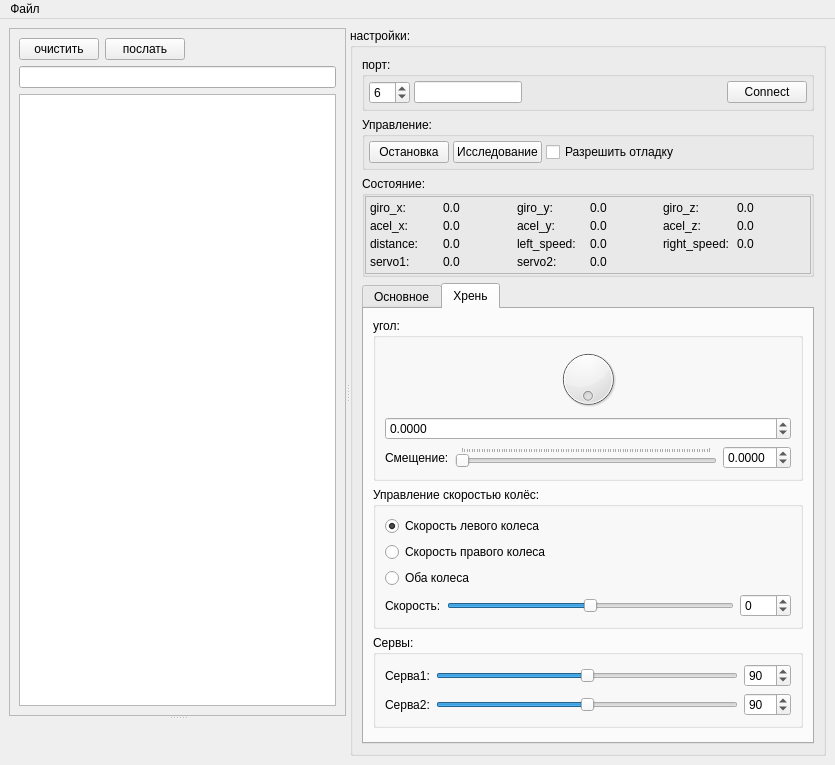
Old version of the form python_test/interface/main_window.ui in the repository AlexLexx706/robocar.
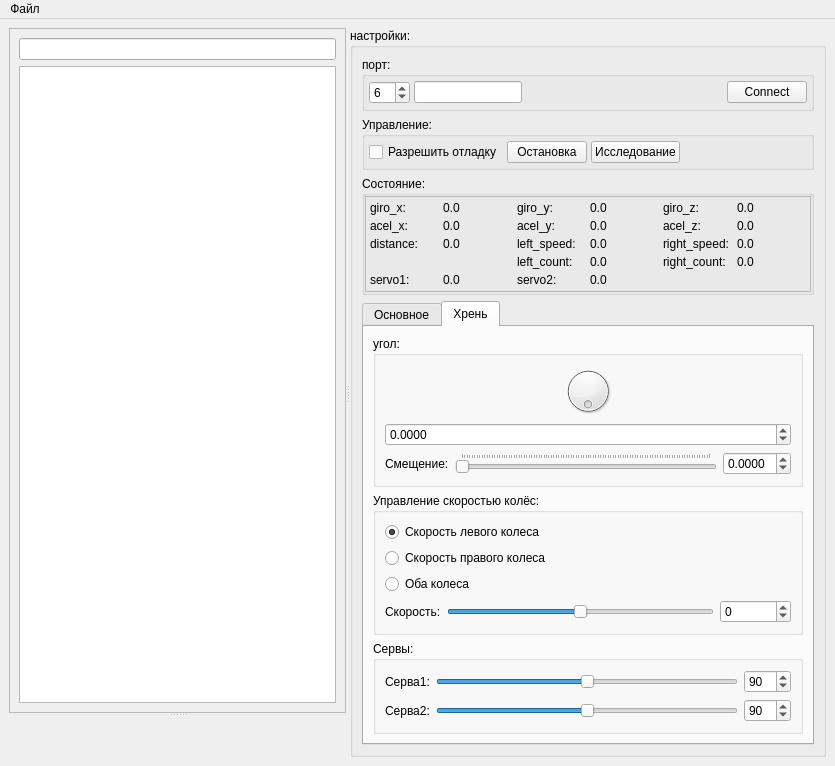
New version of the form. The open tabs and pages were chosen to show the change. Icons and pictures are not drawn. Custom widgets are drawn as their Qt base class.

The edit to the form file:
```diff
--- a/python_test/interface/main_window.ui
+++ b/python_test/interface/main_window.ui
@@ -35,37 +35,10 @@
          <enum>QFrame::Raised</enum>
         </property>
         <layout class="QGridLayout" name="gridLayout_9">
-         <item row="0" column="1">
-          <widget class="QPushButton" name="pushButton_send">
-           <property name="text">
-            <string>послать</string>
-           </property>
-          </widget>
-         </item>
-         <item row="0" column="3">
-          <spacer name="horizontalSpacer_3">
-           <property name="orientation">
-            <enum>Qt::Horizontal</enum>
-           </property>
-           <property name="sizeHint" stdset="0">
-            <size>
-             <width>40</width>
-             <height>20</height>
-            </size>
-           </property>
-          </spacer>
-         </item>
-         <item row="0" column="0">
-          <widget class="QPushButton" name="pushButton_clear">
-           <property name="text">
-            <string>очистить</string>
-           </property>
-          </widget>
-         </item>
-         <item row="3" column="0" colspan="4">
+         <item row="2" column="0" colspan="3">
           <widget class="QLineEdit" name="lineEdit_text"/>
          </item>
-         <item row="4" column="0" rowspan="2" colspan="4">
+         <item row="3" column="0" rowspan="2" colspan="3">
           <widget class="QPlainTextEdit" name="plainTextEdit_log">
            <property name="readOnly">
             <bool>true</bool>
@@ -342,6 +315,34 @@
                 </property>
                </widget>
               </item>
+              <item row="3" column="2">
+               <widget class="QLabel" name="label_22">
+                <property name="text">
+                 <string>left_count:</string>
+                </property>
+               </widget>
+              </item>
+              <item row="3" column="3">
+               <widget class="QLabel" name="label_left_count">
+                <property name="text">
+                 <string>0.0</string>
+                </property>
+               </widget>
+              </item>
+              <item row="3" column="4">
+               <widget class="QLabel" name="label_23">
+                <property name="text">
+                 <string>right_count:</string>
+                </property>
+               </widget>
+              </item>
+              <item row="3" column="5">
+               <widget class="QLabel" name="label_right_count">
+                <property name="text">
+                 <string>0.0</string>
+                </property>
+               </widget>
+              </item>
              </layout>
             </widget>
            </item>
@@ -835,10 +836,10 @@
                  <item>
                   <widget class="QSlider" name="horizontalSlider_speed">
                    <property name="minimum">
-                    <number>-700</number>
+                    <number>-200000</number>
                    </property>
                    <property name="maximum">
-                    <number>700</number>
+                    <number>200000</number>
                    </property>
                    <property name="pageStep">
                     <number>10</number>
@@ -857,10 +858,10 @@
                  <item>
                   <widget class="QSpinBox" name="spinBox">
                    <property name="minimum">
-                    <number>-700</number>
+                    <number>-200000</number>
                    </property>
                    <property name="maximum">
-                    <number>700</number>
+                    <number>200000</number>
                    </property>
                   </widget>
                  </item>
@@ -1005,21 +1006,21 @@
            <property name="spacing">
             <number>4</number>
            </property>
-           <item row="0" column="0">
+           <item row="0" column="1">
             <widget class="QPushButton" name="pushButton_stop">
              <property name="text">
               <string>Остановка</string>
              </property>
             </widget>
            </item>
-           <item row="0" column="1">
+           <item row="0" column="2">
             <widget class="QPushButton" name="pushButton_start_walk">
              <property name="text">
               <string>Исследование</string>
              </property>
             </widget>
            </item>
-           <item row="0" column="3">
+           <item row="0" column="4">
             <spacer name="horizontalSpacer_5">
              <property name="orientation">
               <enum>Qt::Horizontal</enum>
@@ -1032,7 +1033,7 @@
              </property>
             </spacer>
            </item>
-           <item row="0" column="2">
+           <item row="0" column="0">
             <widget class="QCheckBox" name="checkBox_enable_debug">
              <property name="text">
               <string>Разрешить отладку</string>
```
Left out of the diff: 26 changed lines with no effect on the pictures.
